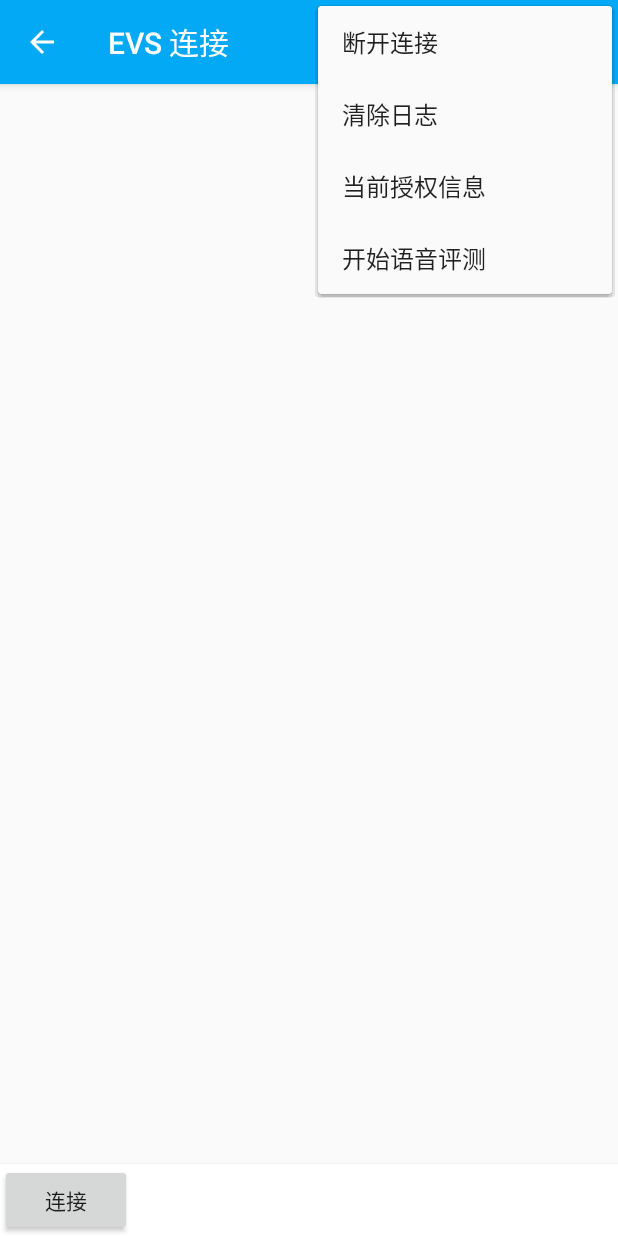
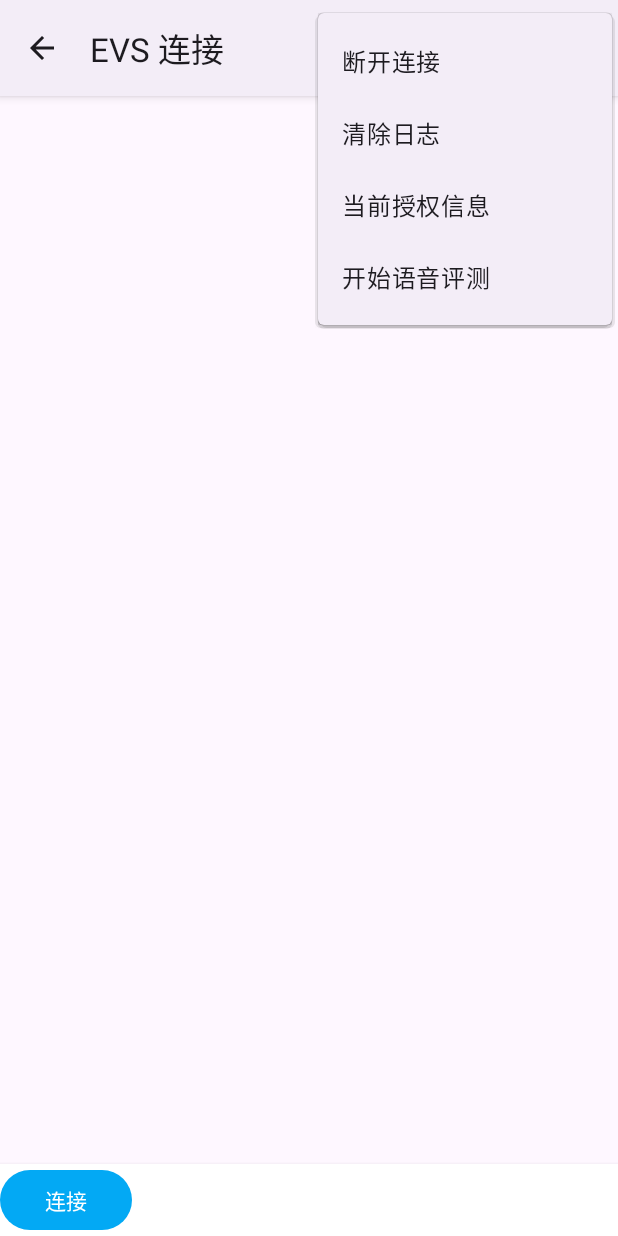
Before and after one commit to iFLYOS-OPEN/SDK-EVS-Android, an Android app: the EvsConnectActivity screen opened directly, with no data from a screen before it, with the options menu open, on a phone screen of 412 x 824 dp. Run offline under Robolectric (Android 15) with nearby library versions, the phone set to English and light mode, and no system bars; our stand-ins replace FlexboxLayout; libraries missing offline, so code that uses them is left out: com.alibaba.fastjson; 5 statements that could not run were skipped.

Commit message:
update demo ui

```diff
--- a/demo/src/main/java/com/iflytek/cyber/evs/demo/EvsConnectActivity.kt
+++ b/demo/src/main/java/com/iflytek/cyber/evs/demo/EvsConnectActivity.kt
@@ -525,7 +525,7 @@ class EvsConnectActivity : AppCompatActivity() {
                         binding.drawer.closeDrawer(GravityCompat.END)
                     }
                     else -> {
-                        onBackPressedDispatcher.onBackPressed()
+                        finish()
                     }
                 }
             }
@@ -625,6 +625,13 @@ class EvsConnectActivity : AppCompatActivity() {
     override fun onOptionsItemSelected(item: MenuItem): Boolean {
         when (item.itemId) {
             android.R.id.home -> onBackPressedDispatcher.onBackPressed()
+            R.id.mi_settings -> {
+                if (binding.drawer.isDrawerOpen(GravityCompat.END)) {
+                    binding.drawer.closeDrawer(GravityCompat.END)
+                } else {
+                    binding.drawer.openDrawer(GravityCompat.END)
+                }
+            }
             R.id.mi_clear_log -> {
                 adapter.list.clear()
                 adapter.notifyDataSetChanged()
--- /dev/null
+++ b/demo/src/main/res/drawable/ic_twotone_app_settings_alt_24.xml
@@ -0,0 +1,11 @@
+<vector android:height="24dp" android:tint="#000000"
+    android:viewportHeight="24" android:viewportWidth="24"
+    android:width="24dp" xmlns:android="http://schemas.android.com/apk/res/android">
+    <path android:fillColor="@android:color/white" android:pathData="M21.81,12.74l-0.82,-0.63c0,-0.09 0,-0.13 0,-0.22l0.8,-0.63c0.16,-0.12 0.2,-0.34 0.1,-0.51l-0.85,-1.48c-0.07,-0.13 -0.21,-0.2 -0.35,-0.2c-0.05,0 -0.1,0.01 -0.15,0.03l-0.95,0.38c-0.08,-0.05 -0.11,-0.07 -0.19,-0.11l-0.15,-1.01C19.22,8.15 19.05,8 18.85,8h-1.71c-0.2,0 -0.37,0.15 -0.4,0.34L16.6,9.35c-0.03,0.02 -0.07,0.03 -0.1,0.05c-0.03,0.02 -0.06,0.04 -0.09,0.06l-0.95,-0.38c-0.05,-0.02 -0.1,-0.03 -0.15,-0.03c-0.14,0 -0.27,0.07 -0.35,0.2l-0.85,1.48c-0.1,0.17 -0.06,0.39 0.1,0.51l0.8,0.63c0,0.09 0,0.13 0,0.23l-0.8,0.63c-0.16,0.12 -0.2,0.34 -0.1,0.51l0.85,1.48c0.07,0.13 0.21,0.2 0.35,0.2c0.05,0 0.1,-0.01 0.15,-0.03l0.95,-0.37c0.08,0.05 0.12,0.07 0.2,0.11l0.15,1.01c0.03,0.2 0.2,0.34 0.4,0.34h1.71c0.2,0 0.37,-0.15 0.4,-0.34l0.15,-1.01c0.03,-0.02 0.07,-0.03 0.1,-0.05c0.03,-0.02 0.06,-0.04 0.09,-0.06l0.95,0.38c0.05,0.02 0.1,0.03 0.15,0.03c0.14,0 0.27,-0.07 0.35,-0.2l0.85,-1.48C22.01,13.08 21.97,12.86 21.81,12.74zM18,13.5c-0.83,0 -1.5,-0.67 -1.5,-1.5c0,-0.83 0.67,-1.5 1.5,-1.5s1.5,0.67 1.5,1.5C19.5,12.83 18.83,13.5 18,13.5zM17,18H7V6h10v1h2V3c0,-1.1 -0.9,-2 -2,-2H7C5.9,1 5,1.9 5,3v18c0,1.1 0.9,2 2,2h10c1.1,0 2,-0.9 2,-2v-4h-2V18zM7,3h10v1H7V3zM17,21H7v-1h10V21z"/>
+    <path android:fillAlpha="0.3"
+        android:fillColor="@android:color/white"
+        android:pathData="M7,3h10v1h-10z" android:strokeAlpha="0.3"/>
+    <path android:fillAlpha="0.3"
+        android:fillColor="@android:color/white"
+        android:pathData="M7,20h10v1h-10z" android:strokeAlpha="0.3"/>
+</vector>
--- a/demo/src/main/res/layout/activity_auth.xml
+++ b/demo/src/main/res/layout/activity_auth.xml
@@ -31,13 +31,13 @@
             android:layout_height="wrap_content"
             android:orientation="horizontal">
 
-            <CheckBox
+            <com.google.android.material.checkbox.MaterialCheckBox
                 android:id="@+id/custom_scope_data"
                 android:layout_width="wrap_content"
                 android:layout_height="wrap_content"
                 android:text="@string/custom_scope_data" />
 
-            <EditText
+            <com.google.android.material.textfield.TextInputEditText
                 android:id="@+id/scope_data"
                 android:layout_width="match_parent"
                 android:layout_height="wrap_content"
@@ -51,7 +51,7 @@
             android:layout_height="wrap_content"
             android:orientation="horizontal">
 
-            <Button
+            <com.google.android.material.button.MaterialButton
                 android:id="@+id/request"
                 android:layout_width="wrap_content"
                 android:layout_height="wrap_content"
@@ -95,7 +95,7 @@
             android:background="@android:color/white"
             android:visibility="invisible" />
 
-        <Button
+        <com.google.android.material.button.MaterialButton
             android:id="@+id/open_browser"
             android:layout_width="wrap_content"
             android:layout_height="wrap_content"
--- a/demo/src/main/res/layout/activity_evs_connect.xml
+++ b/demo/src/main/res/layout/activity_evs_connect.xml
@@ -48,7 +48,7 @@
                     android:focusable="true"
                     android:padding="4dp"
                     android:src="@drawable/ic_mic_black_24dp"
-                    android:tint="?colorAccent" />
+                    app:tint="?colorAccent" />
 
                 <EditText
                     android:id="@+id/text_in"
@@ -206,40 +206,35 @@
                         android:layout_width="wrap_content"
                         android:layout_height="wrap_content"
                         android:text="playback_controller.PREVIOUS"
-                        android:textAllCaps="false"
-                        android:textColor="@android:color/black" />
+                        android:textAllCaps="false" />
 
                     <Button
                         android:id="@+id/btn_resume"
                         android:layout_width="wrap_content"
                         android:layout_height="wrap_content"
                         android:text="playback_controller.RESUME"
-                        android:textAllCaps="false"
-                        android:textColor="@android:color/black" />
+                        android:textAllCaps="false" />
 
                     <Button
                         android:id="@+id/btn_pause"
                         android:layout_width="wrap_content"
                         android:layout_height="wrap_content"
                         android:text="playback_controller.PAUSE"
-                        android:textAllCaps="false"
-                        android:textColor="@android:color/black" />
+                        android:textAllCaps="false" />
 
                     <Button
                         android:id="@+id/btn_next"
                         android:layout_width="wrap_content"
                         android:layout_height="wrap_content"
                         android:text="playback_controller.NEXT"
-                        android:textAllCaps="false"
-                        android:textColor="@android:color/black" />
+                        android:textAllCaps="false" />
 
                     <Button
                         android:id="@+id/btn_exit"
                         android:layout_width="wrap_content"
                         android:layout_height="wrap_content"
                         android:text="playback_controller.EXIT"
-                        android:textAllCaps="false"
-                        android:textColor="@android:color/black" />
+                        android:textAllCaps="false" />
 
                 </com.google.android.flexbox.FlexboxLayout>
 
@@ -378,14 +373,12 @@
 
                         <Button
                             android:id="@+id/apply_custom_location"
-                            style="@style/Widget.AppCompat.Button.Small"
                             android:layout_width="wrap_content"
                             android:layout_height="wrap_content"
                             android:text="@string/save" />
 
                         <Button
                             android:id="@+id/clear_custom_location"
-                            style="@style/Widget.AppCompat.Button.Small"
                             android:layout_width="wrap_content"
                             android:layout_height="wrap_content"
                             android:text="@string/clear" />
--- a/demo/src/main/res/menu/menu_evs_connect.xml
+++ b/demo/src/main/res/menu/menu_evs_connect.xml
@@ -1,5 +1,11 @@
 <?xml version="1.0" encoding="utf-8"?>
-<menu xmlns:android="http://schemas.android.com/apk/res/android">
+<menu xmlns:android="http://schemas.android.com/apk/res/android"
+    xmlns:app="http://schemas.android.com/apk/res-auto">
+    <item
+        android:id="@+id/mi_settings"
+        android:icon="@drawable/ic_twotone_app_settings_alt_24"
+        android:title="@string/disconnect"
+        app:showAsAction="always" />
     <item
         android:id="@+id/mi_disconnect"
         android:title="@string/disconnect" />
--- a/demo/src/main/res/values/styles.xml
+++ b/demo/src/main/res/values/styles.xml
@@ -1,10 +1,9 @@
 <resources>
 
     <!-- Base application theme. -->
-    <style name="AppTheme" parent="Theme.AppCompat.Light.DarkActionBar">
+    <style name="AppTheme" parent="Theme.Material3.DayNight">
         <!-- Customize your theme here. -->
         <item name="colorPrimary">@color/colorPrimary</item>
-        <item name="colorPrimaryDark">@color/colorPrimaryDark</item>
         <item name="colorAccent">@color/colorAccent</item>
     </style>
 
```
